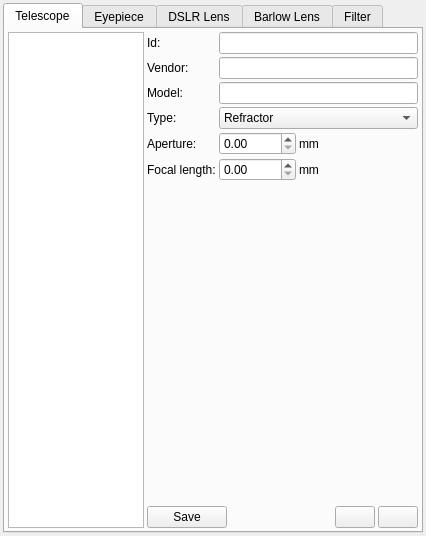
Qt form kstars/oal/equipmentwriter.ui (KDE/kstars) before a commit.
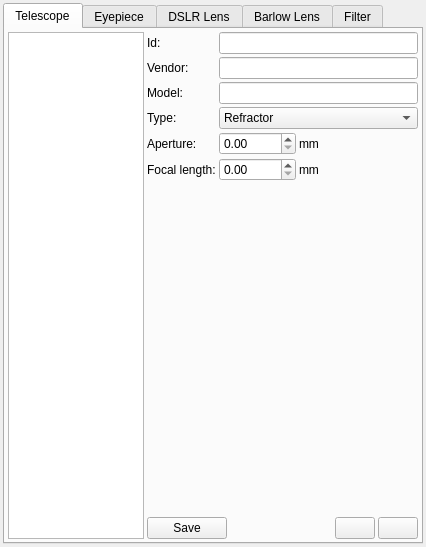
The same form after that commit. The open tabs and pages were chosen to show the change. Icons and pictures are not drawn.

The edit to the form file:
```diff
--- a/kstars/oal/equipmentwriter.ui
+++ b/kstars/oal/equipmentwriter.ui
@@ -7,7 +7,7 @@
     <x>0</x>
     <y>0</y>
     <width>426</width>
-    <height>536</height>
+    <height>547</height>
    </rect>
   </property>
   <layout class="QGridLayout" name="gridLayout_3">
```
Left out of the diff: 5 changed lines with no effect on the pictures.
